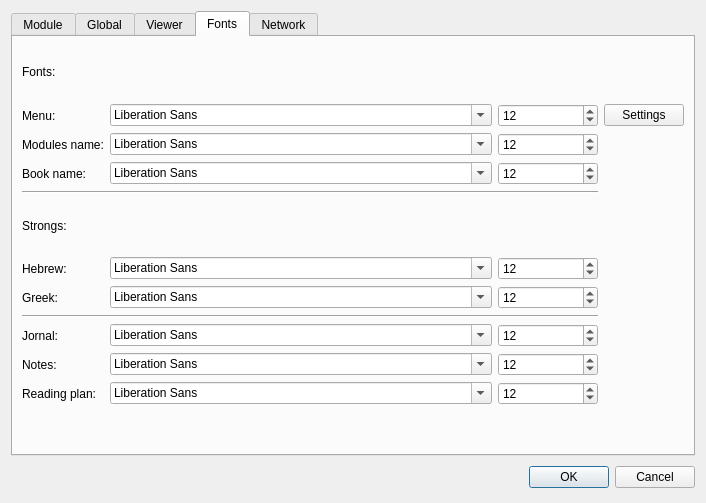
First picture: the form in src/gui/dialogs/settings/settings.ui, repository axsapronov/QSopherim, before the edit.
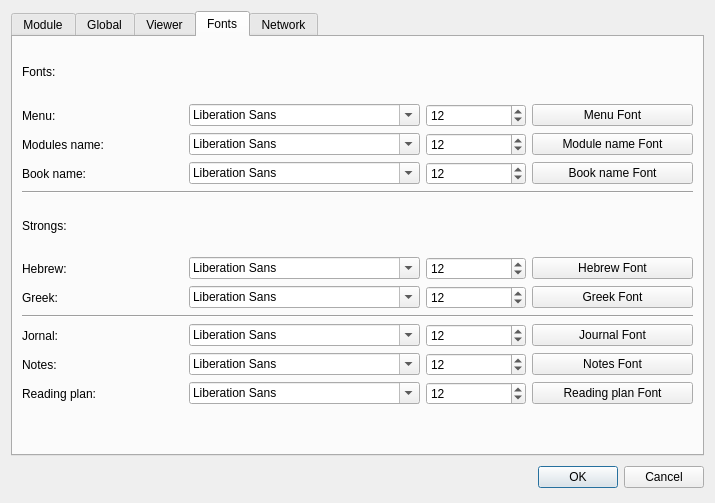
Second picture: the form after the edit. The open tabs and pages were chosen to show the change.

Commit message: [ADD] Add font settigns

The edit to the form file:
```diff
--- a/src/gui/dialogs/settings/settings.ui
+++ b/src/gui/dialogs/settings/settings.ui
@@ -6,7 +6,7 @@
    <rect>
     <x>0</x>
     <y>0</y>
-    <width>632</width>
+    <width>715</width>
     <height>503</height>
    </rect>
   </property>
@@ -330,25 +330,6 @@
        <string>Fonts</string>
       </attribute>
       <layout class="QGridLayout" name="gridLayout">
-       <item row="12" column="2">
-        <widget class="QSpinBox" name="sBFontReadingPlanSize">
-         <property name="maximumSize">
-          <size>
-           <width>100</width>
-           <height>16777215</height>
-          </size>
-         </property>
-         <property name="minimum">
-          <number>6</number>
-         </property>
-         <property name="maximum">
-          <number>72</number>
-         </property>
-         <property name="value">
-          <number>12</number>
-         </property>
-        </widget>
-       </item>
        <item row="0" column="0">
         <widget class="QLabel" name="label_16">
          <property name="text">
@@ -388,6 +369,13 @@
          </property>
         </widget>
        </item>
+       <item row="1" column="3">
+        <widget class="QPushButton" name="pBFontMenu">
+         <property name="text">
+          <string>Menu Font</string>
+         </property>
+        </widget>
+       </item>
        <item row="2" column="0">
         <widget class="QLabel" name="label_13">
          <property name="whatsThis">
@@ -420,6 +408,13 @@
          </property>
         </widget>
        </item>
+       <item row="2" column="3">
+        <widget class="QPushButton" name="pBFontModulesName">
+         <property name="text">
+          <string>Module name Font</string>
+         </property>
+        </widget>
+       </item>
        <item row="3" column="0">
         <widget class="QLabel" name="label_14">
          <property name="whatsThis">
@@ -452,7 +447,14 @@
          </property>
         </widget>
        </item>
-       <item row="4" column="0" colspan="3">
+       <item row="3" column="3">
+        <widget class="QPushButton" name="pBFontBookName">
+         <property name="text">
+          <string>Book name Font</string>
+         </property>
+        </widget>
+       </item>
+       <item row="4" column="0" colspan="4">
         <widget class="Line" name="line">
          <property name="orientation">
           <enum>Qt::Horizontal</enum>
@@ -498,6 +500,13 @@
          </property>
         </widget>
        </item>
+       <item row="6" column="3">
+        <widget class="QPushButton" name="pBFontStrongsHebrew">
+         <property name="text">
+          <string>Hebrew Font</string>
+         </property>
+        </widget>
+       </item>
        <item row="7" column="0">
         <widget class="QLabel" name="label_18">
          <property name="text">
@@ -527,17 +536,31 @@
          </property>
         </widget>
        </item>
-       <item row="8" column="0" colspan="3">
+       <item row="7" column="3">
+        <widget class="QPushButton" name="pBFontStrongsGreek">
+         <property name="text">
+          <string>Greek Font</string>
+         </property>
+        </widget>
+       </item>
+       <item row="8" column="0" colspan="4">
         <widget class="Line" name="line_2">
          <property name="orientation">
           <enum>Qt::Horizontal</enum>
          </property>
         </widget>
        </item>
-       <item row="10" column="1">
+       <item row="9" column="0">
+        <widget class="QLabel" name="label_19">
+         <property name="text">
+          <string>Jornal:</string>
+         </property>
+        </widget>
+       </item>
+       <item row="9" column="1">
         <widget class="QFontComboBox" name="fontComBJornal"/>
        </item>
-       <item row="10" column="2">
+       <item row="9" column="2">
         <widget class="QSpinBox" name="sBFontJournalSize">
          <property name="maximumSize">
           <size>
@@ -556,17 +579,24 @@
          </property>
         </widget>
        </item>
-       <item row="11" column="0">
+       <item row="9" column="3">
+        <widget class="QPushButton" name="pBFontJornal">
+         <property name="text">
+          <string>Journal Font</string>
+         </property>
+        </widget>
+       </item>
+       <item row="10" column="0">
         <widget class="QLabel" name="label_20">
          <property name="text">
           <string>Notes:</string>
          </property>
         </widget>
        </item>
-       <item row="11" column="1">
+       <item row="10" column="1">
         <widget class="QFontComboBox" name="fontComBNotes"/>
        </item>
-       <item row="11" column="2">
+       <item row="10" column="2">
         <widget class="QSpinBox" name="sBFontNotesSize">
          <property name="maximumSize">
           <size>
@@ -585,17 +615,50 @@
          </property>
         </widget>
        </item>
-       <item row="12" column="0">
+       <item row="10" column="3">
+        <widget class="QPushButton" name="pBFontNotes">
+         <property name="text">
+          <string>Notes Font</string>
+         </property>
+        </widget>
+       </item>
+       <item row="11" column="0">
         <widget class="QLabel" name="label_21">
          <property name="text">
           <string>Reading plan:</string>
          </property>
         </widget>
        </item>
-       <item row="12" column="1">
+       <item row="11" column="1">
         <widget class="QFontComboBox" name="fontComBReadingPlan"/>
        </item>
-       <item row="13" column="1" colspan="2">
+       <item row="11" column="2">
+        <widget class="QSpinBox" name="sBFontReadingPlanSize">
+         <property name="maximumSize">
+          <size>
+           <width>100</width>
+           <height>16777215</height>
+          </size>
+         </property>
+         <property name="minimum">
+          <number>6</number>
+         </property>
+         <property name="maximum">
+          <number>72</number>
+         </property>
+         <property name="value">
+          <number>12</number>
+         </property>
+        </widget>
+       </item>
+       <item row="11" column="3">
+        <widget class="QPushButton" name="pBFontReadingPlan">
+         <property name="text">
+          <string>Reading plan Font</string>
+         </property>
+        </widget>
+       </item>
+       <item row="12" column="1" colspan="3">
         <spacer name="verticalSpacer_3">
          <property name="orientation">
           <enum>Qt::Vertical</enum>
@@ -611,20 +674,6 @@
          </property>
         </spacer>
        </item>
-       <item row="10" column="0">
-        <widget class="QLabel" name="label_19">
-         <property name="text">
-          <string>Jornal:</string>
-         </property>
-        </widget>
-       </item>
-       <item row="1" column="3">
-        <widget class="QPushButton" name="pBFontMenu">
-         <property name="text">
-          <string>Settings</string>
-         </property>
-        </widget>
-       </item>
       </layout>
      </widget>
      <widget class="QWidget" name="tab_2">
```
Left out of the diff: 50 changed lines with no effect on the pictures. The commit also changes 7 other files.
